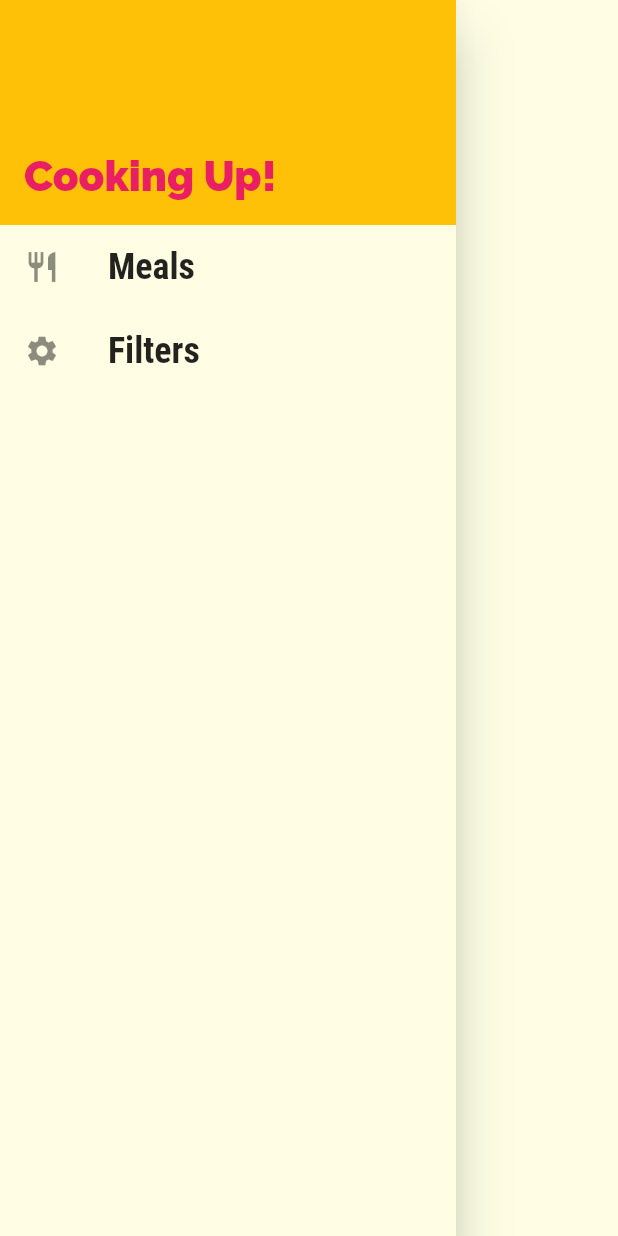
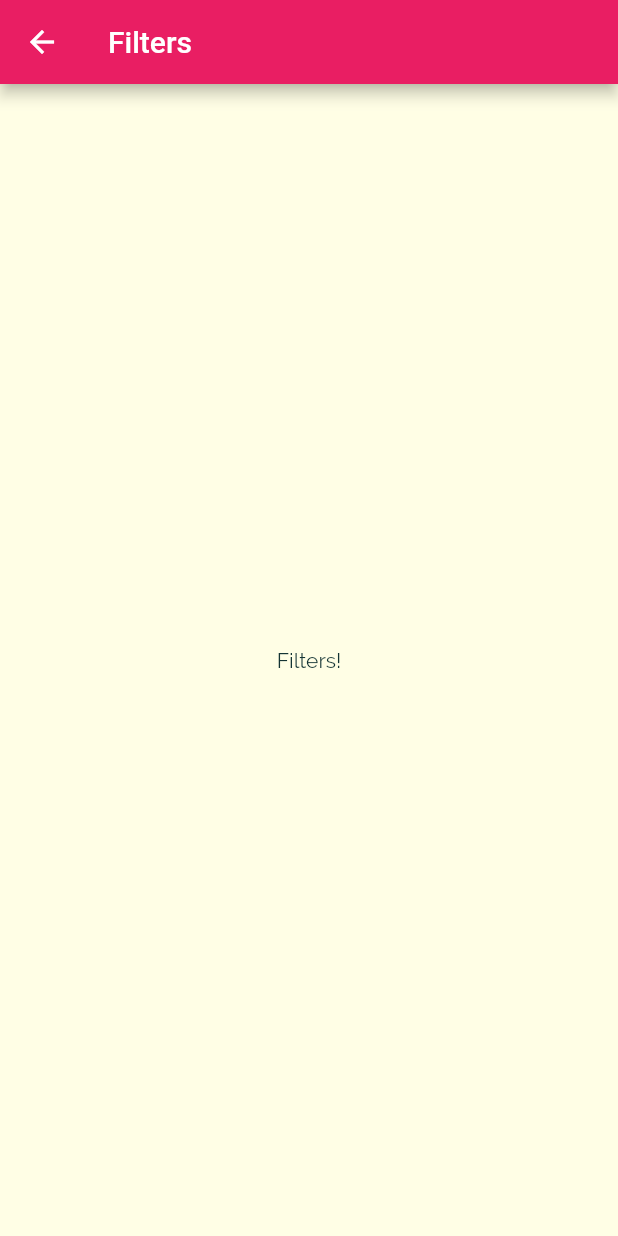
Before and after one commit to FadyFawzyOfficial/meals, a Flutter app: the MainDrawer widget shown alone on an empty page, opened directly, after a tap on "Filters", on a phone screen of 412 x 824 dp. Run offline on Flutter 3.47's test engine with Material 2 defaults, Android fonts, the phone set to English and light mode, and no system bars; network calls fail.

Commit message:
5. Link Screens with Drawer (Side Menu) Items

```diff
--- a/lib/main.dart
+++ b/lib/main.dart
@@ -1,6 +1,7 @@
 import 'package:flutter/material.dart';
 
 import 'screens/category_meals_screen.dart';
+import 'screens/filters_screen.dart';
 import 'screens/meal_details_screen.dart';
 import 'screens/tabs_screen.dart';
 
@@ -38,6 +39,7 @@ class MyApp extends StatelessWidget {
         '/': (_) => const TabsScreen(),
         CategoryMealsScreen.routeName: (_) => const CategoryMealsScreen(),
         MealDetailsScreen.routeName: (_) => const MealDetailsScreen(),
+        FiltersScreen.routeName: (_) => const FiltersScreen(),
       },
     );
   }
--- /dev/null
+++ b/lib/screens/filters_screen.dart
@@ -0,0 +1,19 @@
+import 'package:flutter/material.dart';
+
+class FiltersScreen extends StatelessWidget {
+  static const routeName = 'filters';
+
+  const FiltersScreen({super.key});
+
+  @override
+  Widget build(BuildContext context) {
+    return Scaffold(
+      appBar: AppBar(
+        title: const Text('Filters'),
+      ),
+      body: const Center(
+        child: Text('Filters!'),
+      ),
+    );
+  }
+}
--- a/lib/widgets/main_drawer.dart
+++ b/lib/widgets/main_drawer.dart
@@ -1,4 +1,6 @@
 import 'package:flutter/material.dart';
+
+import '../screens/filters_screen.dart';
 
 class MainDrawer extends StatelessWidget {
   const MainDrawer({super.key});
@@ -23,14 +25,29 @@ class MainDrawer extends StatelessWidget {
               ),
             ),
           ),
-          buildListTile(Icons.restaurant, 'Meals'),
-          buildListTile(Icons.settings, 'Filters'),
+          buildListTile(
+            label: 'Meals',
+            icon: Icons.restaurant,
+            onPressed: () => Navigator.pushNamed(context, '/'),
+          ),
+          buildListTile(
+            label: 'Filters',
+            icon: Icons.settings,
+            onPressed: () => Navigator.pushNamed(
+              context,
+              FiltersScreen.routeName,
+            ),
+          ),
         ],
       ),
     );
   }
 
-  ListTile buildListTile(IconData icon, String label) {
+  ListTile buildListTile({
+    required String label,
+    required IconData icon,
+    required VoidCallback onPressed,
+  }) {
     return ListTile(
       leading: Icon(icon),
       title: Text(
@@ -41,7 +58,7 @@ class MainDrawer extends StatelessWidget {
           fontWeight: FontWeight.bold,
         ),
       ),
-      onTap: () {},
+      onTap: onPressed,
     );
   }
 }
```
